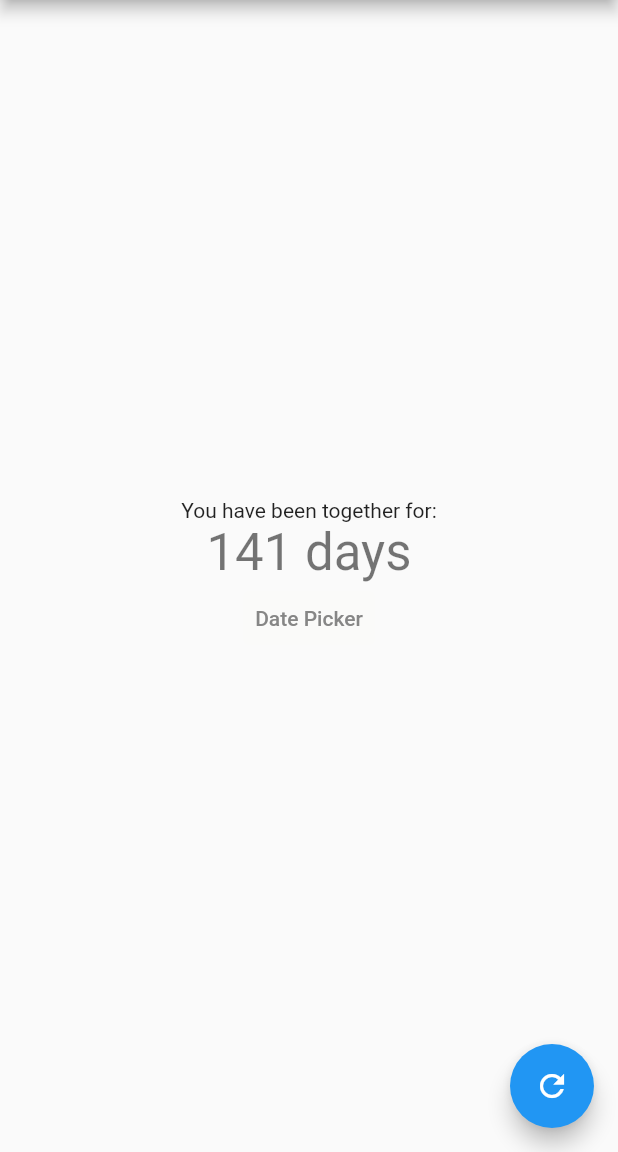
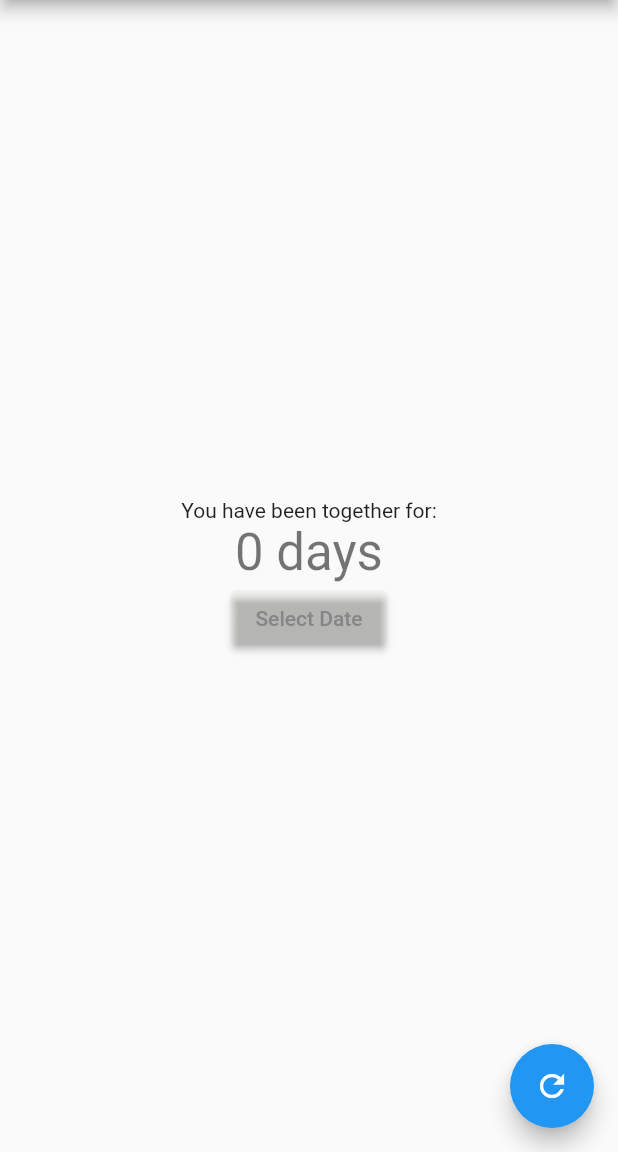
Before and after one commit to diminecjean/day-counter, a Flutter app: the HomePage screen opened directly, after a tap on the "refresh" icon, on a phone screen of 412 x 824 dp, the part 84-1236 px from its top. Run offline on Flutter 3.47's test engine with Material 2 defaults, Android fonts, the light colour scheme and no system bars; our stand-ins replace google_fonts.

Commit message:
Add date picker in home page

```diff
--- a/lib/home.dart
+++ b/lib/home.dart
@@ -1,3 +1,4 @@
+import 'package:demo/date-picker.dart';
 import 'package:flutter/material.dart';
 import 'package:google_fonts/google_fonts.dart';
 
@@ -9,7 +10,23 @@ class HomePage extends StatefulWidget {
 }
 
 class _HomePageState extends State<HomePage> {
-  final date1 = DateTime(2023, 01, 03);
+  DateTime selectedDate = DateTime.now();
+
+  Future<void> _selectDate(BuildContext context) async {
+    final DateTime? picked = await showDatePicker(
+        context: context,
+        initialDate: selectedDate,
+        firstDate: DateTime(2015, 8),
+        lastDate: DateTime(2101));
+    if (picked != null && picked != selectedDate) {
+      setState(() {
+        selectedDate = picked;
+      });
+    }
+  }
+
+  // final date1 = DateTime(2023, 01, 03);
+  DateTime date1 = DateTime.now();
   final date2 = DateTime.now();
   int _difference = 0;
 
@@ -27,6 +44,7 @@ class _HomePageState extends State<HomePage> {
         return (to.difference(from).inHours / 24).round();
       }
 
+      date1 = DateTime.parse("${selectedDate.toLocal()}".split(' ')[0]);
       _difference = daysBetween(date1, date2);
     });
   }
@@ -48,26 +66,16 @@ class _HomePageState extends State<HomePage> {
               '$_difference days',
               style: Theme.of(context).textTheme.headlineMedium,
             ),
-            TextButton(
+            ElevatedButton(
               style: ButtonStyle(
                 foregroundColor: MaterialStateProperty.all<Color>(
                     Color.fromARGB(255, 134, 134, 134)),
                 backgroundColor: MaterialStateProperty.all<Color>(
                     Color.fromARGB(1, 255, 208, 0)),
               ),
-              onPressed: () {
-                Navigator.pushNamed(context, '/datepicker');
-              },
-              child: Text('Date Picker'),
+              onPressed: () => _selectDate(context),
+              child: Text('Select Date'),
             ),
-            // GestureDetector(
-            //   onTap: () =>
-            //       Navigator.pushNamed(context, "/clearyourmindwithbreathie"),
-            //   child: CustomImageTextButton(
-            //       inputText: 'Clear your mind with Breathie',
-            //       imagePath: 'assets/images/img_image19.png',
-            //       imageScale: 2.8),
-            // ),
           ],
         ),
       ),
```
